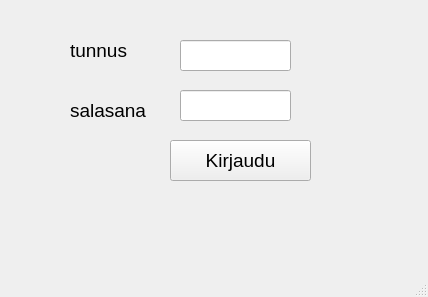
The window that peppi/mainwindow.ui (bank-tvt23kmo/group_x) describes before a commit, drawn with Qt 5.
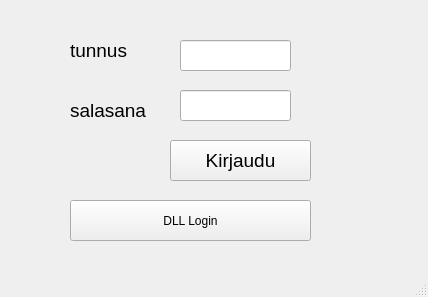
The same window after the commit.

What changed in the file:
```diff
--- a/peppi/mainwindow.ui
+++ b/peppi/mainwindow.ui
@@ -111,6 +111,19 @@
      <string/>
     </property>
    </widget>
+   <widget class="QPushButton" name="btnLoginDll">
+    <property name="geometry">
+     <rect>
+      <x>70</x>
+      <y>200</y>
+      <width>241</width>
+      <height>41</height>
+     </rect>
+    </property>
+    <property name="text">
+     <string>DLL Login</string>
+    </property>
+   </widget>
   </widget>
   <widget class="QMenuBar" name="menubar">
    <property name="geometry">
```
